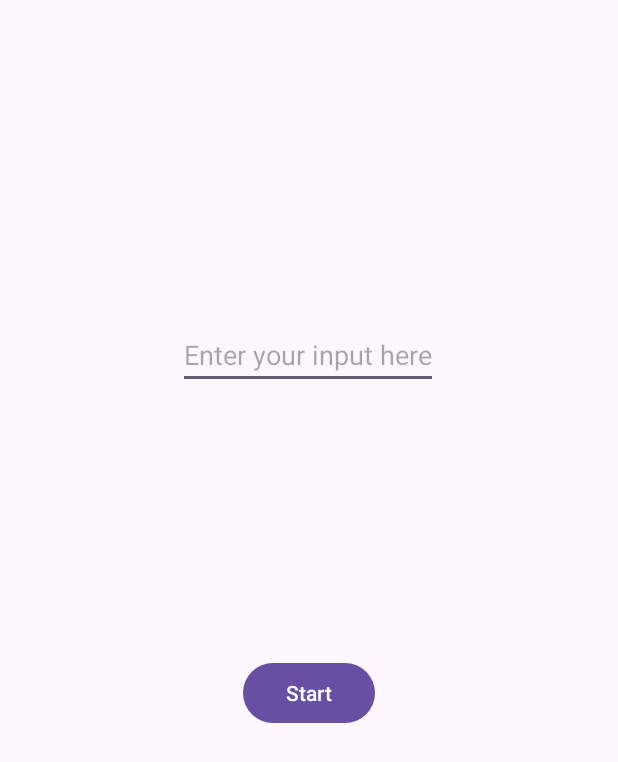
After one commit to Koncz16/Android-2023, an Android app: the SplashActivity screen opened directly, with no data from a screen before it, on a phone screen of 412 x 824 dp. The commit adds this screen. Shown: the top 762 px of the screen. Run offline under Robolectric (Android 15) with nearby library versions, the phone set to English and light mode, and no system bars.

Commit message:
Android lab 4

```diff
--- a/android-project/app/build.gradle.kts
+++ b/android-project/app/build.gradle.kts
@@ -6,6 +6,11 @@ plugins {
 android {
     namespace = "com.tasty.recipesapp"
     compileSdk = 33
+
+    buildFeatures {
+        viewBinding = true
+    }
+
 
     defaultConfig {
         applicationId = "com.tasty.recipesapp"
--- /dev/null
+++ b/android-project/app/src/main/java/com/tasty/recipesapp/SplashActivity.kt
@@ -0,0 +1,62 @@
+package com.tasty.recipesapp
+
+import android.annotation.SuppressLint
+import android.content.Intent
+import androidx.appcompat.app.AppCompatActivity
+import android.os.Bundle
+import android.util.Log
+import android.widget.Button
+import android.widget.EditText
+
+
+class SplashActivity : AppCompatActivity() {
+
+    companion object{
+        private  val TAG:String? =SplashActivity::class.java.canonicalName
+    }
+
+    override fun onCreate(savedInstanceState: Bundle?) {
+        super.onCreate(savedInstanceState)
+        setContentView(R.layout.activity_splash)
+        val editTextUserInput = findViewById<EditText>(R.id.editTextUserInput)
+        val buttonStart = findViewById<Button>(R.id.startButton)
+        Log.d(TAG, "SplashActivity - onCreate() called")
+
+        buttonStart.setOnClickListener {
+            val inputText = editTextUserInput.text.toString()
+
+            val intent = Intent(this, MainActivity::class.java)
+            intent.putExtra("message", inputText)
+            startActivity(intent)
+            Log.d(TAG, "SplashActivity - startButton() clicked")
+        }
+    }
+
+    override fun onStart() {
+        super.onStart()
+        Log.d(TAG,"SplashActivity - onStart() called")
+    }
+
+    override fun onResume() {
+        super.onResume()
+        Log.d(TAG,"SplashActivity - onResume() called")
+    }
+
+    override fun onPause() {
+        super.onPause()
+        Log.d(TAG,"SplashActivity - onPause() called")
+    }
+
+    override fun onStop() {
+        super.onStop()
+        Log.d(TAG,"SplashActivity - onStop() called")
+    }
+
+    override fun onDestroy() {
+        super.onDestroy()
+        Log.d(TAG,"SplashActivity - onDestroy() called")
+
+    }
+
+
+}
--- a/android-project/app/src/main/res/layout/activity_main.xml
+++ b/android-project/app/src/main/res/layout/activity_main.xml
@@ -7,9 +7,10 @@
         android:layout_height="match_parent"
         tools:context=".MainActivity">
     <TextView
+            android:id="@+id/textViewDisplay"
             android:layout_width="wrap_content"
             android:layout_height="wrap_content"
-            android:text="Hello World!"
+            android:textSize="30sp"
             app:layout_constraintBottom_toBottomOf="parent"
             app:layout_constraintStart_toStartOf="parent"
             app:layout_constraintEnd_toEndOf="parent"
--- /dev/null
+++ b/android-project/app/src/main/res/layout/activity_splash.xml
@@ -0,0 +1,23 @@
+<?xml version="1.0" encoding="utf-8"?>
+<androidx.constraintlayout.widget.ConstraintLayout
+        xmlns:android="http://schemas.android.com/apk/res/android"
+        xmlns:tools="http://schemas.android.com/tools"
+        xmlns:app="http://schemas.android.com/apk/res-auto"
+        android:layout_width="match_parent"
+        android:layout_height="match_parent"
+        tools:context=".SplashActivity">
+    <Button
+            android:text='@string/start_button'
+            android:layout_width="wrap_content"
+            android:layout_height="wrap_content" android:id="@+id/startButton"
+            app:layout_constraintEnd_toEndOf="parent" app:layout_constraintStart_toStartOf="parent"
+            app:layout_constraintBottom_toBottomOf="parent" app:layout_constraintTop_toBottomOf="@+id/editTextUserInput"
+            android:layout_marginBottom="160dp"/>
+    <EditText
+            android:hint="@string/edit_text_hint"
+            android:layout_width="wrap_content"
+            android:layout_height="wrap_content" android:id="@+id/editTextUserInput"
+            app:layout_constraintEnd_toEndOf="parent" app:layout_constraintStart_toStartOf="parent"
+            app:layout_constraintTop_toTopOf="parent" app:layout_constraintBottom_toBottomOf="parent"
+            app:layout_constraintHorizontal_bias="0.498" app:layout_constraintVertical_bias="0.275"/>
+</androidx.constraintlayout.widget.ConstraintLayout>
--- a/android-project/app/src/main/res/values/colors.xml
+++ b/android-project/app/src/main/res/values/colors.xml
@@ -2,4 +2,5 @@
 <resources>
     <color name="black">#FF000000</color>
     <color name="white">#FFFFFFFF</color>
+    <color name="red">#FF0000</color>
 </resources>
--- a/android-project/app/src/main/res/values/strings.xml
+++ b/android-project/app/src/main/res/values/strings.xml
@@ -1,3 +1,7 @@
 <resources>
     <string name="app_name">RecipesApp</string>
+    <string name="start_button">Start</string>
+    <string name="edit_text_hint">Enter your input here</string>
+    <string name="RH_load">Loading Recipe Hub!</string>
+    <string name="RH_welcome">Welcome to Recipe Hub!</string>
 </resources>
```
Also changed, not shown: android-project/app/src/main/AndroidManifest.xml (+15 -5 lines), android-project/app/src/main/java/com/tasty/recipesapp/MainActivity.kt (+44 -0 lines), android-project/app/src/main/java/com/tasty/recipesapp/TestActivity.kt (added, +48 -0 lines), android-project/app/src/main/res/layout/activity_test.xml (added, +29 -0 lines), kotlin-exercises/labor-02/src/main/Main.kt (+15 -11 lines), 1 other file.
